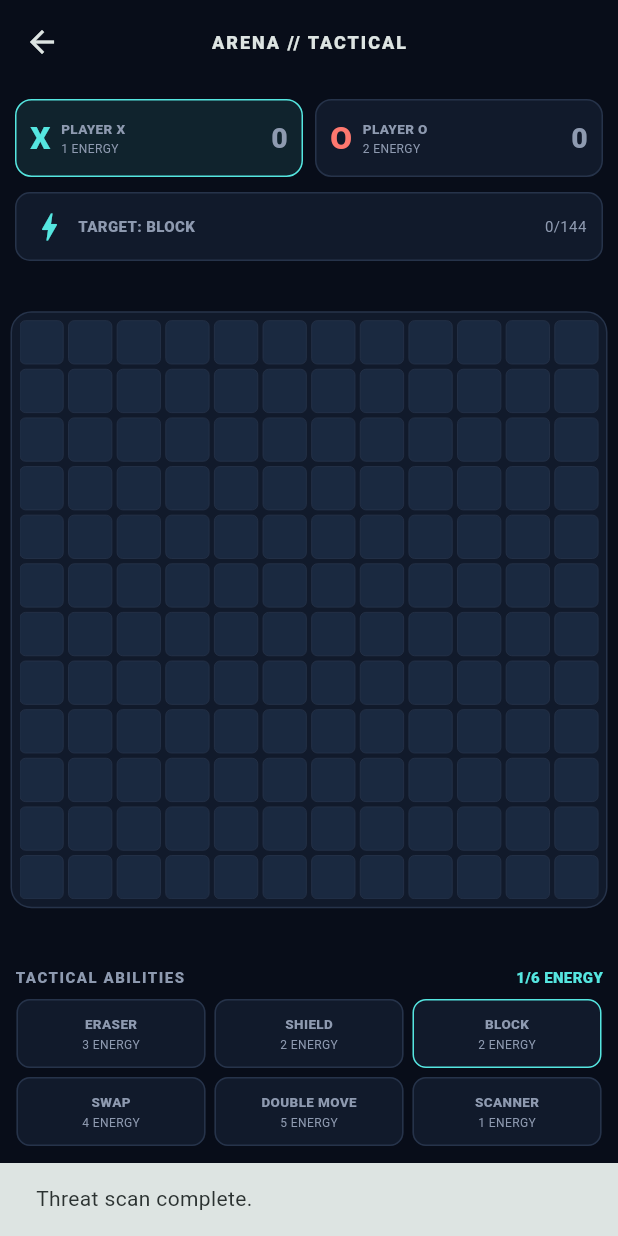
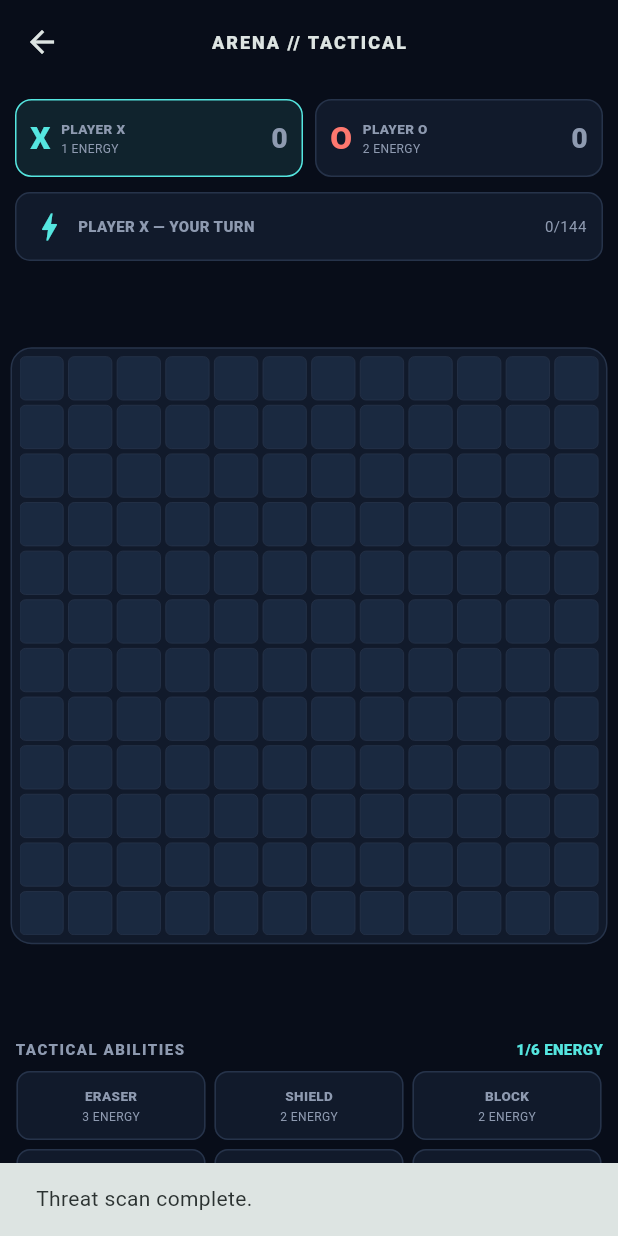
Before and after one commit to sbikazis/X12O, a Flutter app: the ArenaScreen screen opened directly, after a tap on "SHIELD", after a tap on "BLOCK", after a tap on "SCANNER", on a phone screen of 412 x 824 dp. Run offline on Flutter 3.47's test engine with Material 3 defaults, Android fonts, the phone set to English and light mode, and no system bars; our stand-ins replace shared_preferences; accounts and stored records are empty.

Commit message:
Clear stale target mode after instant Arena abilities

```diff
--- a/lib/screens/arena_screen.dart
+++ b/lib/screens/arena_screen.dart
@@ -22,7 +22,7 @@ class _ArenaScreenState extends State<ArenaScreen>{
  void ability(ArenaAbility a){
   if(state.energyFor(state.game.turn)<a.cost){message('Not enough energy.');return;}
   if(a==ArenaAbility.scanner||a==ArenaAbility.doubleMove){
-   try{setState((){state=ArenaEngine.useAbility(state,a);lastMovePoints=0;});message(a==ArenaAbility.scanner?'Threat scan complete.':'Double move armed. Place twice.');}catch(e){message(e.toString());}
+   try{setState((){state=ArenaEngine.useAbility(state,a);selected=null;targeting=false;lastMovePoints=0;});message(a==ArenaAbility.scanner?'Threat scan complete.':'Double move armed. Place twice.');}catch(e){message(e.toString());}
   }else{setState((){selected=a;targeting=true;});message('Choose a target cell.');}
  }
  void cell(int i){
```
